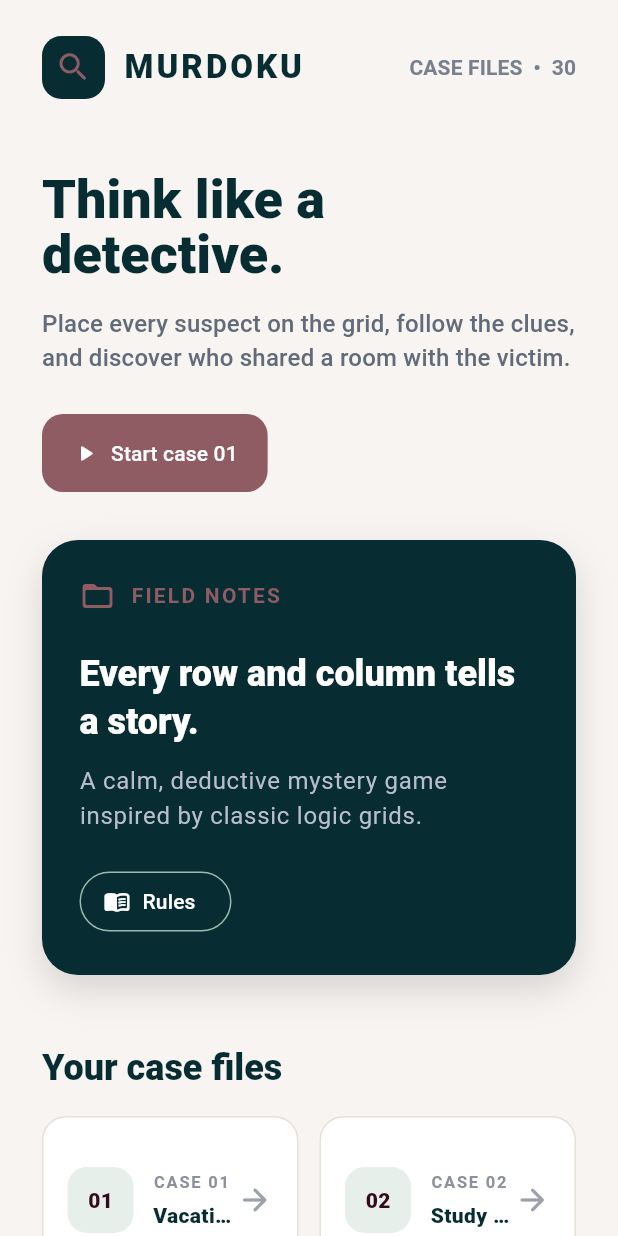
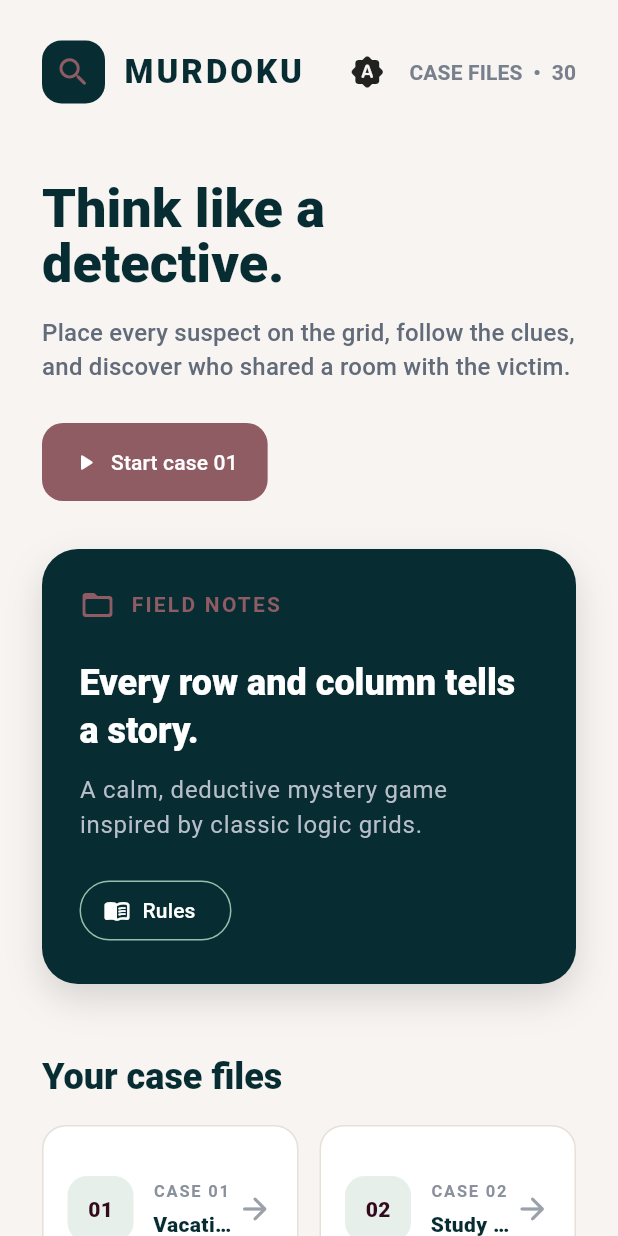
Before and after one commit to leonor-sinogas/murdoku_sinogas, a Flutter app: the screen it shows after launch, on a phone screen of 412 x 824 dp. Run offline on Flutter 3.47's test engine with Material 3 defaults, Android fonts, the phone set to English and light mode, and no system bars; Roboto replaces fonts that are missing (Arial).

Commit message:
Add theme controls and document frontend delivery

```diff
--- a/lib/main.dart
+++ b/lib/main.dart
@@ -9,24 +9,90 @@ const paper = Color(0xFFF7F4F1);
 
 void main() => runApp(const MurdokuApp());
 
-class MurdokuApp extends StatelessWidget {
+class MurdokuApp extends StatefulWidget {
   const MurdokuApp({super.key});
+
+  @override
+  State<MurdokuApp> createState() => _MurdokuAppState();
+}
+
+class _MurdokuAppState extends State<MurdokuApp> {
+  ThemeMode _themeMode = ThemeMode.system;
+
+  ThemeData _theme(Brightness brightness) {
+    final isDark = brightness == Brightness.dark;
+    return ThemeData(
+      useMaterial3: true,
+      brightness: brightness,
+      scaffoldBackgroundColor: isDark ? const Color(0xFF061B20) : paper,
+      colorScheme: ColorScheme.fromSeed(
+        seedColor: coral,
+        brightness: brightness,
+        surface: isDark ? const Color(0xFF0D2C32) : paper,
+      ),
+      appBarTheme: AppBarTheme(
+        backgroundColor: Colors.transparent,
+        foregroundColor: isDark ? const Color(0xFFF7F4F1) : ink,
+      ),
+      fontFamily: 'Arial',
+    );
+  }
 
   @override
   Widget build(BuildContext context) {
-    return MaterialApp(
+    return ThemeController(
+      mode: _themeMode,
+      onChanged: (mode) => setState(() => _themeMode = mode),
+      child: MaterialApp(
         title: 'Murdoku',
         debugShowCheckedModeBanner: false,
-      theme: ThemeData(
-        useMaterial3: true,
-        scaffoldBackgroundColor: paper,
-        colorScheme: ColorScheme.fromSeed(
-          seedColor: coral,
-          brightness: Brightness.light,
-        ),
-        fontFamily: 'Arial',
-      ),
+        theme: _theme(Brightness.light),
+        darkTheme: _theme(Brightness.dark),
+        themeMode: _themeMode,
         home: const HomeScreen(),
+      ),
+    );
+  }
+}
+
+class ThemeController extends InheritedWidget {
+  const ThemeController({
+    required this.mode,
+    required this.onChanged,
+    required super.child,
+    super.key,
+  });
+
+  final ThemeMode mode;
+  final ValueChanged<ThemeMode> onChanged;
+
+  static ThemeController of(BuildContext context) =>
+      context.dependOnInheritedWidgetOfExactType<ThemeController>()!;
+
+  @override
+  bool updateShouldNotify(ThemeController oldWidget) => mode != oldWidget.mode;
+}
+
+class _ThemeMenu extends StatelessWidget {
+  const _ThemeMenu();
+
+  @override
+  Widget build(BuildContext context) {
+    final controller = ThemeController.of(context);
+    final icon = switch (controller.mode) {
+      ThemeMode.light => Icons.light_mode_rounded,
+      ThemeMode.dark => Icons.dark_mode_rounded,
+      ThemeMode.system => Icons.brightness_auto_rounded,
+    };
+    return PopupMenuButton<ThemeMode>(
+      tooltip: 'Choose theme',
+      icon: Icon(icon),
+      onSelected: controller.onChanged,
+      itemBuilder: (context) => [
+        const PopupMenuItem(value: ThemeMode.system, child: Text('System')),
+        const PopupMenuItem(value: ThemeMode.light, child: Text('Light')),
+        const PopupMenuItem(value: ThemeMode.dark, child: Text('Dark')),
+      ],
     );
   }
 }
@@ -39,12 +105,12 @@ class Level {
     required this.location,
     required this.victim,
     required this.suspects,
-    required this.clues,
+    required List<String> clues,
     required this.solution,
     required this.blocked,
     this.fixedObjects = const {},
     this.gridSize = 6,
-  });
+  }) : _clues = clues;
 
   final int number;
   final String name;
@@ -52,7 +118,24 @@ class Level {
   final String location;
   final String victim;
   final List<String> suspects;
-  final List<String> clues;
+  final List<String> _clues;
+  List<String> get clues {
+    if (number < 11 || suspects.length != 5 || gridSize != 6) return _clues;
+    final first = suspects[0];
+    final second = suspects[1];
+    final third = suspects[2];
+    final fourth = suspects[3];
+    final fifth = suspects[4];
+    return [
+      '$first was in the first row and west of $second.',
+      '$second was in the second row and west of $third.',
+      '$third was in the fourth row and third column, west of $fourth.',
+      '$fourth was in the third row and fifth column, west of $fifth.',
+      '$fifth was in the fifth row.',
+      'The victim was in the final available cell.',
+    ];
+  }
+
   final Map<String, int> solution;
   final Set<int> blocked;
   final Map<int, String> fixedObjects;
@@ -846,6 +929,7 @@ class RulesScreen extends StatelessWidget {
     appBar: AppBar(
       title: const Text('GAME RULES'),
       backgroundColor: Colors.transparent,
+      actions: const [_ThemeMenu()],
     ),
     body: Center(
       child: ConstrainedBox(
@@ -1100,7 +1184,9 @@ void showRulesDialog(BuildContext context) => showDialog(
 class _TopBar extends StatelessWidget {
   const _TopBar();
   @override
-  Widget build(BuildContext context) => Row(
+  Widget build(BuildContext context) {
+    final isDark = Theme.of(context).brightness == Brightness.dark;
+    return Row(
       children: [
         Container(
           width: 42,
@@ -1117,19 +1203,22 @@ class _TopBar extends StatelessWidget {
           style: Theme.of(context).textTheme.titleLarge?.copyWith(
             fontWeight: FontWeight.w900,
             letterSpacing: 2,
-          color: ink,
+            color: isDark ? paper : ink,
           ),
         ),
         const Spacer(),
+        const _ThemeMenu(),
+        const SizedBox(width: 4),
         Text(
           'CASE FILES  •  30',
           style: Theme.of(context).textTheme.labelLarge?.copyWith(
             fontWeight: FontWeight.bold,
-          color: const Color(0xFF78808D),
-        ),
-      ),
-    ],
-  );
+            color: isDark ? mauve : const Color(0xFF78808D),
+          ),
+        ),
+      ],
+    );
+  }
 }
 
 class _Hero extends StatelessWidget {
@@ -1137,6 +1226,7 @@ class _Hero extends StatelessWidget {
   final VoidCallback onStart;
   @override
   Widget build(BuildContext context) {
+    final isDark = Theme.of(context).brightness == Brightness.dark;
     return Column(
       crossAxisAlignment: CrossAxisAlignment.start,
       children: [
@@ -1145,7 +1235,7 @@ class _Hero extends StatelessWidget {
           style: Theme.of(context).textTheme.displaySmall?.copyWith(
             fontWeight: FontWeight.w900,
             height: 1.03,
-            color: ink,
+            color: isDark ? paper : ink,
           ),
         ),
         const SizedBox(height: 16),
@@ -1153,7 +1243,7 @@ class _Hero extends StatelessWidget {
           'Place every suspect on the grid, follow the clues, and discover who shared a room with the victim.',
           style: Theme.of(context).textTheme.titleMedium?.copyWith(
             height: 1.45,
-            color: const Color(0xFF626B79),
+            color: isDark ? const Color(0xFFC5D4D6) : const Color(0xFF626B79),
           ),
         ),
         const SizedBox(height: 26),
@@ -1251,14 +1341,16 @@ class _LevelTile extends StatelessWidget {
   final int caseNumber;
   final VoidCallback onTap;
   @override
-  Widget build(BuildContext context) => InkWell(
+  Widget build(BuildContext context) {
+    final isDark = Theme.of(context).brightness == Brightness.dark;
+    return InkWell(
       onTap: onTap,
       borderRadius: BorderRadius.circular(16),
       child: Ink(
         decoration: BoxDecoration(
-        color: Colors.white,
+          color: isDark ? const Color(0xFF103239) : Colors.white,
           borderRadius: BorderRadius.circular(16),
-        border: Border.all(color: const Color(0xFFE6E0D8)),
+          border: Border.all(color: isDark ? brick : const Color(0xFFE6E0D8)),
         ),
         child: Padding(
           padding: const EdgeInsets.all(16),
@@ -1288,7 +1380,7 @@ class _LevelTile extends StatelessWidget {
                   children: [
                     Text(
                       'CASE ${caseNumber.toString().padLeft(2, '0')}',
-                    style: const TextStyle(
+                      style: TextStyle(
                         fontSize: 11,
                         fontWeight: FontWeight.bold,
                         letterSpacing: 1.2,
@@ -1300,9 +1392,9 @@ class _LevelTile extends StatelessWidget {
                       level.name,
                       maxLines: 1,
                       overflow: TextOverflow.ellipsis,
-                    style: const TextStyle(
+                      style: TextStyle(
                         fontWeight: FontWeight.w800,
-                      color: ink,
+                        color: isDark ? paper : ink,
                       ),
                     ),
                   ],
@@ -1314,6 +1406,7 @@ class _LevelTile extends StatelessWidget {
         ),
       ),
     );
+  }
 }
 
 class PuzzleScreen extends StatefulWidget {
@@ -2183,6 +2276,7 @@ class _PuzzleScreenState extends State<PuzzleScreen> {
         ],
       ),
       actions: [
+        const _ThemeMenu(),
         IconButton(
           onPressed: _history.isEmpty ? null : undo,
           tooltip: 'Undo last placement',
@@ -2324,11 +2418,22 @@ class _Grid extends StatelessWidget {
   final Set<int> manualXs;
   @override
   Widget build(BuildContext context) {
-    final roomNames = layoutFor(level).rooms.keys.toList();
-    Widget roomLabel(String room) => Expanded(
+    final roomLayout = layoutFor(level);
+    final roomNames = roomLayout.rooms.keys.toList();
+    int roomWidth(String room) {
+      final columns = roomLayout.rooms[room]!.map(
+        (cell) => cell % level.gridSize,
+      );
+      return columns.reduce((a, b) => a > b ? a : b) -
+          columns.reduce((a, b) => a < b ? a : b) +
+          1;
+    }
+
+    Widget roomLabel(String room, TextAlign alignment) => Flexible(
+      flex: roomWidth(room),
       child: Text(
         room,
-        textAlign: TextAlign.center,
+        textAlign: alignment,
         maxLines: 2,
         overflow: TextOverflow.ellipsis,
         style: const TextStyle(
@@ -2336,6 +2441,16 @@ class _Grid extends StatelessWidget {
           fontSize: 14,
           fontWeight: FontWeight.w900,
         ),
+      ),
+    );
+    Widget roomRow(List<String> rooms) => Padding(
+      padding: const EdgeInsets.symmetric(horizontal: 9),
+      child: Row(
+        crossAxisAlignment: CrossAxisAlignment.start,
+        children: [
+          roomLabel(rooms[0], TextAlign.left),
+          roomLabel(rooms[1], TextAlign.left),
+        ],
       ),
     );
     return Column(
@@ -2359,10 +2474,7 @@ class _Grid extends StatelessWidget {
           ),
         ),
         const SizedBox(height: 20),
-        Row(
-          crossAxisAlignment: CrossAxisAlignment.start,
-          children: [roomLabel(roomNames[0]), roomLabel(roomNames[1])],
-        ),
+        roomRow(roomNames.take(2).toList()),
         const SizedBox(height: 6),
         AspectRatio(
           aspectRatio: 1,
@@ -2591,10 +2703,7 @@ class _Grid extends StatelessWidget {
           ),
         ),
         const SizedBox(height: 6),
-        Row(
-          crossAxisAlignment: CrossAxisAlignment.start,
-          children: [roomLabel(roomNames[2]), roomLabel(roomNames[3])],
-        ),
+        roomRow(roomNames.skip(2).toList()),
       ],
     );
   }
```
Also changed, not shown: 2 other files. Lines whose indentation alone changed are shown as unchanged.
